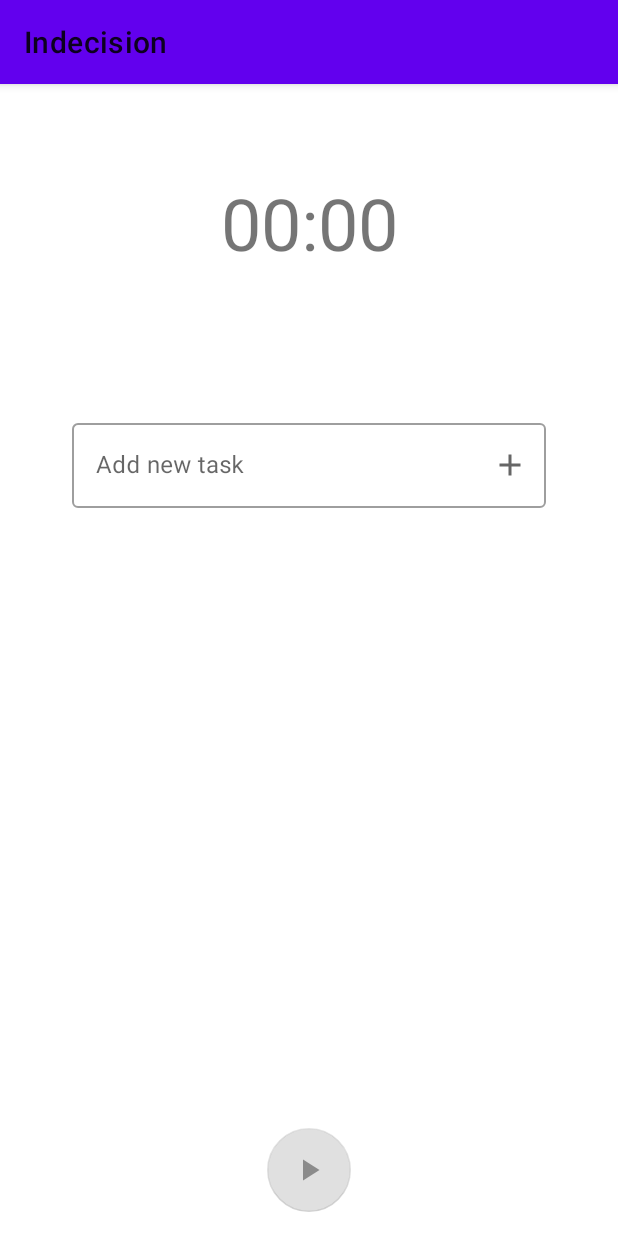
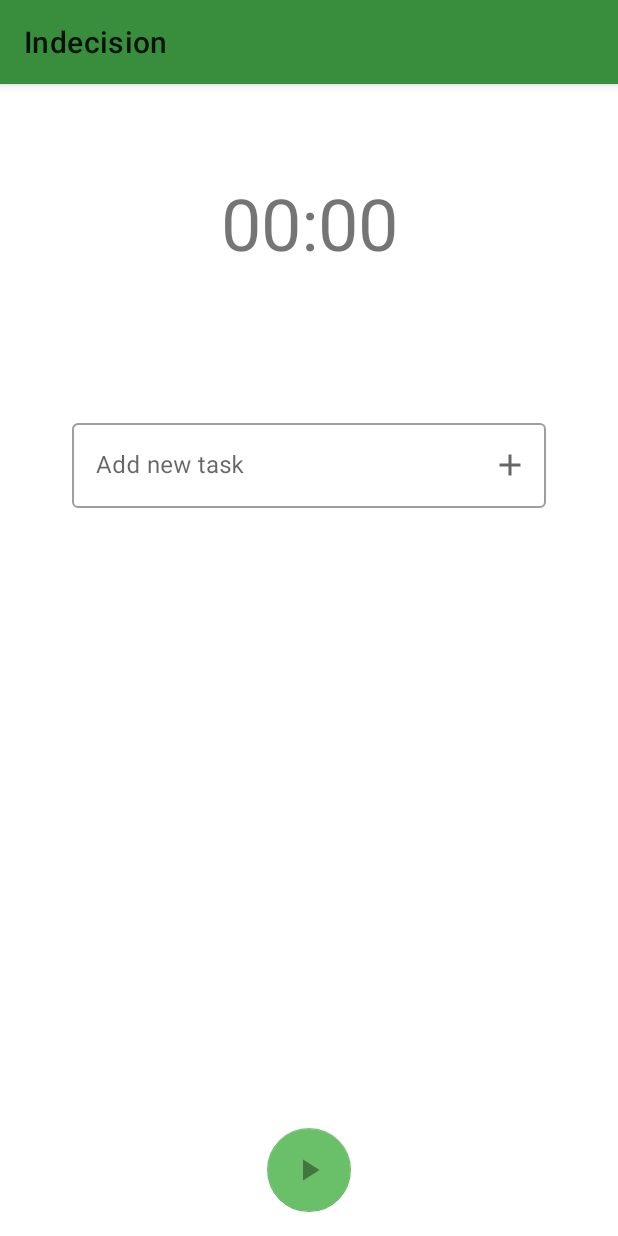
Before and after one commit to mikaling/indecision, an Android app: the screen it shows after launch (MainActivity), on a phone screen of 412 x 824 dp. Run offline under Robolectric (Android 15) with nearby library versions, the phone set to English and light mode, and no system bars.

```diff
--- a/app/src/main/res/layout/activity_main.xml
+++ b/app/src/main/res/layout/activity_main.xml
@@ -53,6 +53,7 @@
         android:layout_height="wrap_content"
         android:layout_margin="16dp"
         android:onClick="startTimer"
+        app:backgroundTint="@color/colorAccent"
         android:src="@drawable/ic_play_arrow_black_24dp"
         app:layout_constraintBottom_toBottomOf="parent"
         app:layout_constraintEnd_toEndOf="parent"
--- a/app/src/main/res/values/colors.xml
+++ b/app/src/main/res/values/colors.xml
@@ -1,6 +1,6 @@
 <?xml version="1.0" encoding="utf-8"?>
 <resources>
-    <color name="colorPrimary">#6200EE</color>
-    <color name="colorPrimaryDark">#3700B3</color>
-    <color name="colorAccent">#03DAC5</color>
+    <color name="colorPrimary">#388e3c</color>
+    <color name="colorPrimaryDark">#00600f</color>
+    <color name="colorAccent">#6ABF69</color>
 </resources>
```
Also changed, not shown: app/src/main/java/com/mikaling/indecision/BroadcastService.java (+7 -3 lines), app/src/main/java/com/mikaling/indecision/MainActivity.java (+19 -22 lines).
